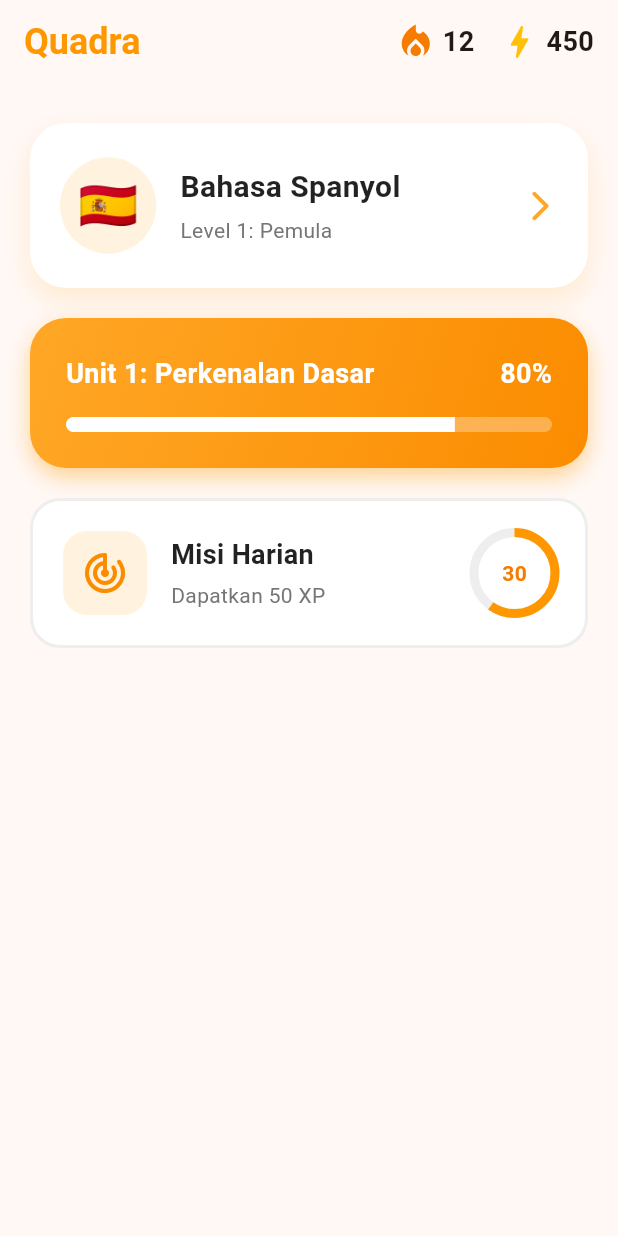
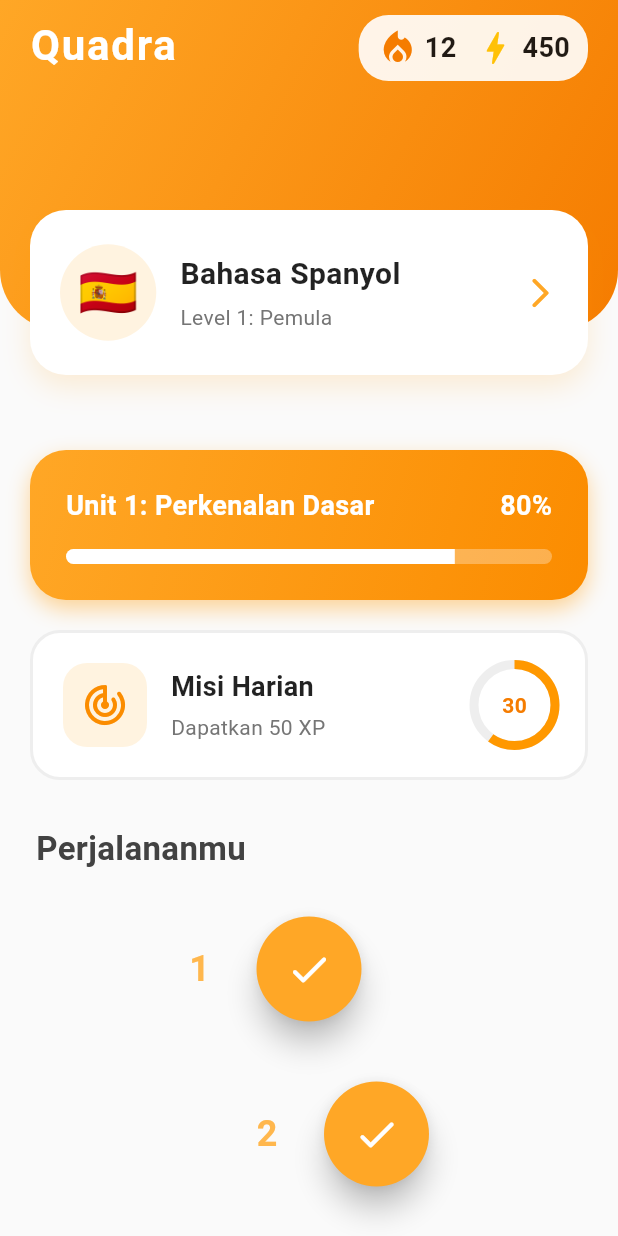
Before and after one commit to Ransley77/UTS-MobileProgramming, a Flutter app: the screen it shows after launch, on a phone screen of 412 x 824 dp. Run offline on Flutter 3.47's test engine with Material 3 defaults, Android fonts, the phone set to English and light mode, and no system bars.

Commit message:
mengubah desain UI dashboard dan membuat jalur perjalanan zigzag dengan indikator level

```diff
--- a/lib/screens/home_screen.dart
+++ b/lib/screens/home_screen.dart
@@ -4,6 +4,7 @@ import '../widgets/xp_card.dart';
 import '../widgets/course_card.dart';
 import '../widgets/progress_card.dart';
 import '../widgets/daily_goal_card.dart';
+import '../widgets/lesson_path.dart';
 
 class HomeScreen extends StatelessWidget {
   const HomeScreen({super.key});
@@ -11,31 +12,86 @@ class HomeScreen extends StatelessWidget {
   @override
   Widget build(BuildContext context) {
     return Scaffold(
-      appBar: AppBar(
-        title: const Text(
+      backgroundColor: Colors.grey.shade50,
+      body: SingleChildScrollView(
+        child: Column(
+          crossAxisAlignment: CrossAxisAlignment.stretch,
+          children: [
+            Stack(
+              clipBehavior: Clip.none,
+              children: [
+                Container(
+                  height: 220,
+                  decoration: BoxDecoration(
+                    gradient: LinearGradient(
+                      colors: [Colors.orange.shade400, Colors.orange.shade700],
+                      begin: Alignment.topLeft,
+                      end: Alignment.bottomRight,
+                    ),
+                    borderRadius: const BorderRadius.only(
+                      bottomLeft: Radius.circular(40),
+                      bottomRight: Radius.circular(40),
+                    ),
+                  ),
+                  child: SafeArea(
+                    child: Padding(
+                      padding: const EdgeInsets.symmetric(horizontal: 20, vertical: 10),
+                      child: Row(
+                        crossAxisAlignment: CrossAxisAlignment.start,
+                        mainAxisAlignment: MainAxisAlignment.spaceBetween,
+                        children: [
+                          const Text(
                             'Quadra',
                             style: TextStyle(
                               fontWeight: FontWeight.bold,
-            fontSize: 24,
-            color: Colors.orange,
+                              fontSize: 28,
+                              color: Colors.white,
+                              letterSpacing: 1.2,
                             ),
                           ),
-        actions: const [
+                          Container(
+                            padding: const EdgeInsets.symmetric(horizontal: 12, vertical: 8),
+                            decoration: BoxDecoration(
+                              color: Colors.white.withOpacity(0.9),
+                              borderRadius: BorderRadius.circular(20),
+                            ),
+                            child: const Row(
+                              children: [
                                 StreakCard(),
-          SizedBox(width: 16),
+                                SizedBox(width: 12),
                                 XPCard(),
-          SizedBox(width: 16),
                               ],
                             ),
-      body: const SingleChildScrollView(
-        child: Column(
-          crossAxisAlignment: CrossAxisAlignment.stretch,
-          children: [
-            SizedBox(height: 16),
-            CourseCard(),
-            ProgressCard(),
-            DailyGoalCard(),
-            SizedBox(height: 24),
+                          ),
+                        ],
+                      ),
+                    ),
+                  ),
+                ),
+                const Positioned(
+                  top: 130,
+                  left: 0,
+                  right: 0,
+                  child: CourseCard(),
+                ),
+              ],
+            ),
+            const SizedBox(height: 70),
+            const ProgressCard(),
+            const DailyGoalCard(),
+            Padding(
+              padding: const EdgeInsets.only(left: 24, top: 20, bottom: 10),
+              child: Text(
+                'Perjalananmu',
+                style: TextStyle(
+                  fontSize: 22,
+                  fontWeight: FontWeight.bold,
+                  color: Colors.grey.shade800,
+                ),
+              ),
+            ),
+            const LessonPath(),
+            const SizedBox(height: 40),
           ],
         ),
       ),
--- a/lib/widgets/lesson_path.dart
+++ b/lib/widgets/lesson_path.dart
@@ -6,44 +6,75 @@ class LessonPath extends StatelessWidget {
 
   @override
   Widget build(BuildContext context) {
+    final List<double> zigzagOffsets = [0, 45, 75, 45, 0, -45, -75, -45];
+
     return ListView.builder(
       shrinkWrap: true,
       physics: const NeverScrollableScrollPhysics(),
       itemCount: dummyUser.lessons.length,
       itemBuilder: (context, index) {
         final lesson = dummyUser.lessons[index];
+        final double offsetX = zigzagOffsets[index % zigzagOffsets.length];
 
         Color buttonColor = Colors.grey.shade300;
         IconData iconData = Icons.lock_rounded;
+        double buttonSize = 70.0;
 
         if (lesson.isCompleted) {
           buttonColor = Colors.orange.shade400;
           iconData = Icons.check_rounded;
         } else if (!lesson.isLocked) {
           buttonColor = Colors.orange.shade600;
-          iconData = Icons.play_arrow_rounded;
+          iconData = Icons.star_rounded;
+          buttonSize = 85.0;
         }
 
         return Padding(
-          padding: const EdgeInsets.symmetric(vertical: 16),
+          padding: const EdgeInsets.symmetric(vertical: 20),
+          child: Transform.translate(
+            offset: Offset(offsetX, 0),
             child: Center(
-            child: SizedBox(
-              width: 70,
-              height: 70,
+              child: Stack(
+                clipBehavior: Clip.none,
+                alignment: Alignment.center,
+                children: [
+                  Positioned(
+                    left: offsetX >= 0 ? -45 : null,
+                    right: offsetX < 0 ? -45 : null,
+                    child: Text(
+                      '${lesson.level}',
+                      style: TextStyle(
+                        fontSize: 24,
+                        fontWeight: FontWeight.bold,
+                        color: lesson.isLocked ? Colors.grey.shade300 : Colors.orange.shade300,
+                      ),
+                    ),
+                  ),
+                  SizedBox(
+                    width: buttonSize,
+                    height: buttonSize,
                     child: ElevatedButton(
                       style: ElevatedButton.styleFrom(
                         backgroundColor: buttonColor,
                         shape: const CircleBorder(),
-                  elevation: lesson.isLocked ? 0.0 : 6.0,
+                        elevation: lesson.isLocked ? 0.0 : 8.0,
+                        padding: EdgeInsets.zero,
                       ),
                       onPressed: lesson.isLocked
                           ? null
                           : () {
                               ScaffoldMessenger.of(context).showSnackBar(
-                          SnackBar(content: Text('Membuka level ${lesson.level}')),
+                                SnackBar(content: Text('Memulai level ${lesson.level}...')),
                               );
                             },
-                child: Icon(iconData, color: Colors.white, size: 32),
+                      child: Icon(
+                        iconData,
+                        color: Colors.white,
+                        size: buttonSize * 0.45,
+                      ),
+                    ),
+                  ),
+                ],
               ),
             ),
           ),
```
Lines whose indentation alone changed are shown as unchanged.
